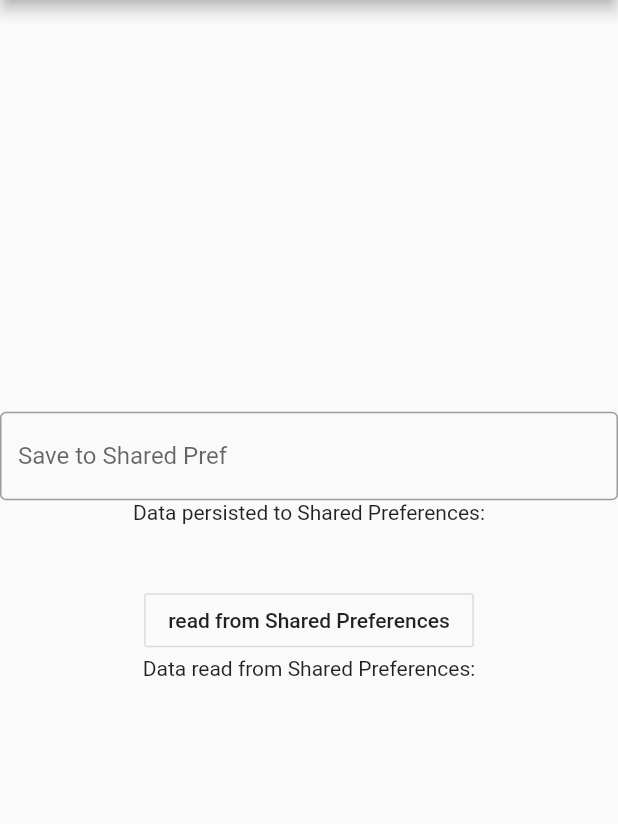
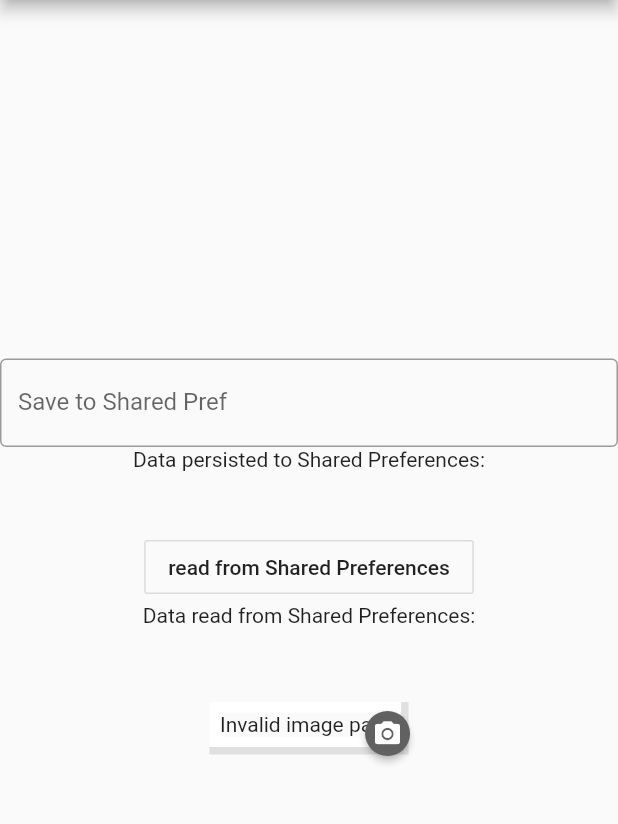
Before and after one commit to projexe/shared_pref_test, a Flutter app: the screen it shows after launch, on a phone screen of 412 x 824 dp, the part 84-908 px from its top. Run offline on Flutter 3.47's test engine with Material 2 defaults, Android fonts, the phone set to English and light mode, and no system bars; our stand-ins replace gallery_saver, image_cropper, image_picker, shared_preferences.

Commit message:
Commit other system files

```diff
--- /dev/null
+++ b/lib/image_stuff.dart
@@ -0,0 +1,176 @@
+import 'dart:io';
+import 'package:flutter/material.dart';
+import 'route_imagepicker.dart' as _routeImagePicker;
+
+
+/// definition of callback for returning a file
+typedef void ImageFileCallback(File imageFile);
+
+///Stateless Framed photo widget displaying a default image depending on the risk type.
+///The photo has a selection button which enables a photograph to be added either
+///from the internal camera or the picture gallery
+class AFIPhotoFrame extends StatefulWidget {
+  final String imageFileRef;
+  final bool isEditable;
+  final BoxFit fit;
+  final double width;
+  final double height;
+  final ImageFileCallback onImageChanged;
+  //final String imageUri;
+
+  AFIPhotoFrame(
+      this.imageFileRef,
+  {
+        this.isEditable = false,
+        this.width = 75, // default
+        this.height,
+        this.fit,
+        this.onImageChanged,
+      });
+
+  @override
+  _AFIPhotoFrameState createState() {
+    // the @override return type is State. As long as the return type is a class extending State then everything is cool
+    return _AFIPhotoFrameState();
+  }
+}
+
+class _AFIPhotoFrameState extends State<AFIPhotoFrame> {
+  static const String classTag = '_AFIPhotoFrameState';
+  File _myImageFile;
+  Image iw1, iw2;
+  //String _riskType;
+
+//  @override
+//  void didChangeDependencies() {
+//    const String tag = 'didChangeDependencies()';
+//    debugPrint('$classTag.$tag');
+//    super.didChangeDependencies();
+//    _policy = RepositoryService.of(context).repository.policy(widget.policyRef);
+//  }
+
+  @override
+  Widget build(BuildContext context) {
+    var _isPetImageExists = widget.imageFileRef.isNotEmpty ?? false;
+    _myImageFile = null;
+    if (_isPetImageExists) {
+      _myImageFile = File(widget.imageFileRef);
+      if (!_myImageFile.existsSync()) {
+        _myImageFile = null;
+      }
+    }
+
+    return Stack(
+      alignment: AlignmentDirectional.bottomEnd,
+      children: <Widget>[
+        Container(
+          margin: const EdgeInsets.all(10),
+          decoration: BoxDecoration(
+              border: Border(
+                  right: BorderSide(color: Colors.grey[300], width: 5),
+                  bottom: BorderSide(color: Colors.grey[300], width: 5))),
+          child: Container(
+              decoration: BoxDecoration(
+                  border: Border.all(color: Colors.white, width: 7)),
+              child: PetImage(
+                imageFile: _myImageFile,
+                //riskType: _policy?.pet?.riskType,
+                fit: widget.fit,
+                width: widget.width,
+                height: widget.height,
+              )), // This takes the myImage variable from the corresponding Stateful widget
+        ),
+        widget.isEditable
+            ? RawMaterialButton(
+          constraints: BoxConstraints.tight(Size(30, 30)),
+          onPressed: () async {
+            //selects a photo. If a picture is selected it calls setState() to update the state and rebuild the widget
+            var _newImage =
+            await _navigateAndSelectPhoto(context, _myImageFile);
+            widget.onImageChanged(
+                _newImage); // call onImageChanged callback passing new image
+          },
+          child: new Icon(
+            Icons.photo_camera,
+            color: Colors.white,
+            size: 20.0,
+          ),
+          shape: new CircleBorder(),
+          elevation: 2.0,
+          fillColor: Colors.grey[700],
+        )
+            : Container(
+          constraints: BoxConstraints.tight(Size(30, 30)),
+        ),
+      ],
+    );
+  }
+
+  // A method that launches the Image Picker and awaits the result from
+  // Navigator.pop! Returns the filename of any image selected or an empty string
+  Future<File> _navigateAndSelectPhoto(
+      BuildContext context, File imageFile) async {
+    // Navigator.push returns a Future that will complete after we call
+    // Navigator.pop on the Selection Screen!
+    File result = await Navigator.push(
+      context,
+      MaterialPageRoute(
+        builder: (context) => _routeImagePicker.RouteImagePicker(
+          imageFile: imageFile,
+        ),
+        settings: RouteSettings(name: "Image picker route"),
+      ),
+    );
+    // when the stateImageFile is updates, this triggers setState to rebuild the widget
+    if (this.mounted) {
+      setState(() {
+        _myImageFile = result ?? _myImageFile;
+      });
+    } else
+      _myImageFile = result ?? _myImageFile;
+
+    // After the Selection Screen returns a result, hide any previous snackbars
+    // and show the new result! (uses method cascade .. notation)
+    //Scaffold.of(context)
+    //  ..removeCurrentSnackBar()
+    //  ..showSnackBar(SnackBar(content: Text("$result")));
+
+    return _myImageFile;
+  }
+}
+
+/// Builds widget returning an image asset either displaying the image contained
+/// within the imageFile, or a default image (dog/cat/horse/rider) depending on
+/// the riskType string.
+class PetImage extends StatelessWidget {
+  final File imageFile;
+  //final RiskType riskType;
+  final double width;
+  final double height;
+  final BoxFit fit;
+  PetImage(
+      {this.imageFile,
+        //@required this.riskType,
+        this.height,
+        this.width,
+        this.fit});
+
+  @override
+  Widget build(BuildContext context) {
+    if (!isValidPath(imageFile))
+      return Text("Invalid image path");
+    else
+      return Image.file(imageFile,
+          width: width ?? 75, height: height ?? null, fit: fit ?? BoxFit.fill);
+  }
+
+
+  // Return true if the path of the _imageFile parameter contains a valid path
+  bool isValidPath(File _imageFile) {
+    if (_imageFile == null) return false;
+    if (_imageFile.path.trim().isEmpty) return false;
+    return true;
+  }
+
+
+}
--- a/lib/main.dart
+++ b/lib/main.dart
@@ -1,7 +1,13 @@
+import 'dart:io';
+
 import 'package:flutter/material.dart';
 import 'package:shared_preferences/shared_preferences.dart';
 
+import 'image_stuff.dart';
+
 void main() => runApp(MyApp());
+
+String myImageReference = "";
 
 class MyApp extends StatelessWidget {
   // This widget is the root of your application.
@@ -31,8 +37,10 @@ class _MyHomePageState extends State<MyHomePage> {
 
   _readFromSharedPref() async {
     var _fetchedtext = await fetchFromPreferences();
+    var _image = await fetchImageFromPreferences();
     setState(() {
       _outputText = _fetchedtext;
+      myImageReference = _image ?? "";
     });
   }
 
@@ -71,6 +79,16 @@ class _MyHomePageState extends State<MyHomePage> {
               '$_outputText',
               style: Theme.of(context).textTheme.display1,
             ),
+            AFIPhotoFrame(
+              myImageReference,
+              isEditable: true,
+              onImageChanged: (file) =>
+                  setState(() => persistImagePath(file)),
+              width: 180,
+            ),
+            Text(
+              '$myImageReference',
+            ),
           ],
         ),
       ),
@@ -88,6 +106,16 @@ Future<void> saveToPreferences(String _textToSave) async {
     debugPrint("Failed to save $_textToSave to Shared preferences : $e");
   }
 }
+/// Write ImagePath to shared preferences.
+/// If path string is null then clear the shared preference
+Future<void> saveImageToPreferences(String _path) async {
+  SharedPreferences prefs = await SharedPreferences.getInstance();
+  try {
+    await prefs.setString('imagePath', _path);
+  } catch (e) {
+    debugPrint("Failed to save image $_path to Shared preferences : $e");
+  }
+}
 
 /// read ImagePath from shared preferences.
 /// Returns the image path or an empty string if there is no stored reference
@@ -101,3 +129,24 @@ Future<String> fetchFromPreferences() async {
   }
   return _text;
 }
+/// read ImagePath from shared preferences.
+/// Returns the image path or an empty string if there is no stored reference
+Future<String> fetchImageFromPreferences() async {
+  SharedPreferences prefs = await SharedPreferences.getInstance();
+  String _path;
+  try {
+    _path = prefs.getString('imagePath');
+  } catch (e) {
+    debugPrint('No image path retrieved from shared preferences');
+  }
+  return _path;
+}
+
+Future<void> persistImagePath(File file) async {
+  // set the pet image to the file path,
+  // or if the file is null, set the image to null
+  String _path = file?.path ?? null;
+  if (_path == '') _path = null;
+  myImageReference = _path;
+  await saveImageToPreferences(_path);
+}
--- a/pubspec.yaml
+++ b/pubspec.yaml
@@ -24,6 +24,10 @@ dependencies:
   # Use with the CupertinoIcons class for iOS style icons.
   cupertino_icons: ^0.1.2
   shared_preferences: ^0.5.6+3
+  image_picker: ^0.6.1+10    #Flutter plugin for selecting images from the Android and iOS image library, and taking new pictures with the camera
+  image_cropper: 1.1.0
+  gallery_saver: 1.0.6
+
 
 dev_dependencies:
   flutter_test:
```
Also changed, not shown: lib/route_imagepicker.dart (added, +185 -0 lines), pubspec.lock, 17 other files.
